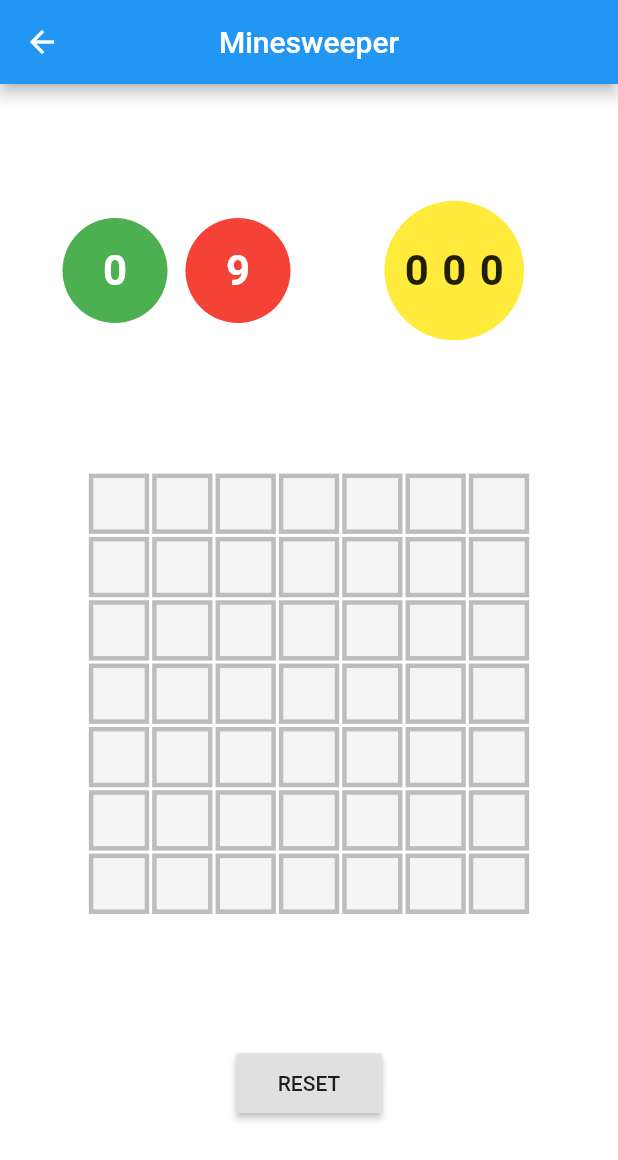
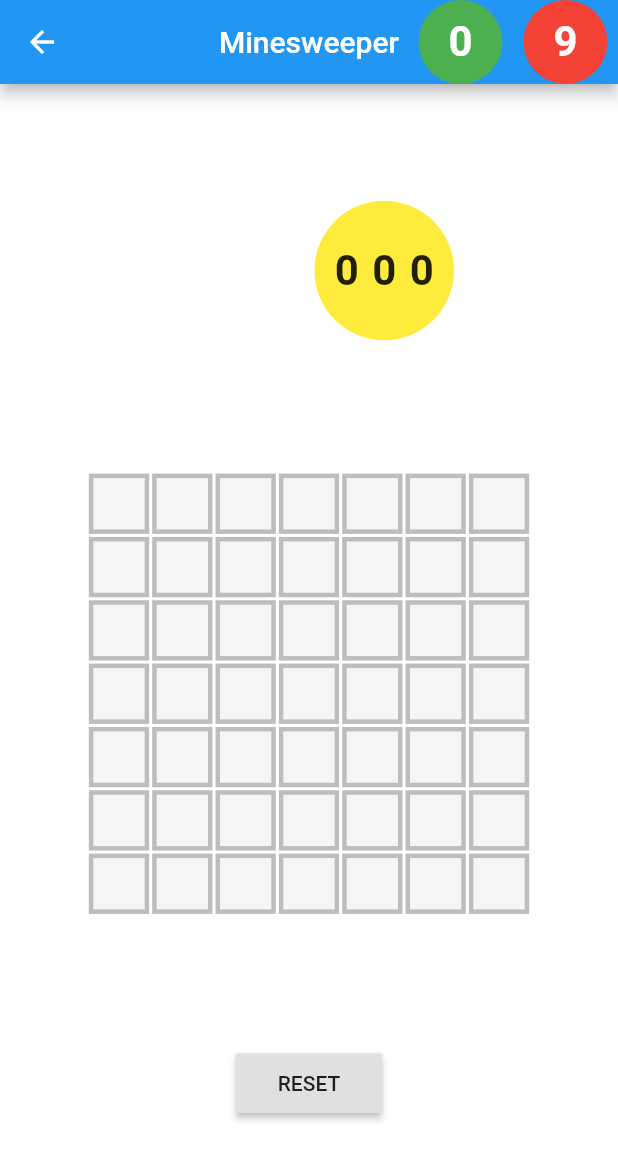
Before and after one commit to tarentotechnologies-flutter/MineSweeper, a Flutter app: the screen it shows after launch, after a tap on the "play circle filled" icon, on a phone screen of 412 x 824 dp. Shown: the top 1160 px of the screen. Run offline on Flutter 3.47's test engine with Material 2 defaults, Android fonts, the phone set to English and light mode, and no system bars; our stand-ins replace package_info, toast; missing offline and left inert: flutter_share_me.

Commit message:
Icon added

```diff
--- a/lib/pages/Splashscreen.dart
+++ b/lib/pages/Splashscreen.dart
@@ -64,7 +64,7 @@ class _SplashScreenState extends State<SplashScreen> {
             child:Column(
               children: <Widget>[
                 _infoTile('App version', _packageInfo.version),
-                _infoTile('Provided by','Tarento Technologies',style: TextStyle(
+                _infoTile('Powered by:','Tarento Technologies',style: TextStyle(
                   color: Colors.black,
                   fontWeight: FontWeight.w400,
                   fontFamily: 'Roboto',
--- a/lib/widget/game_board.dart
+++ b/lib/widget/game_board.dart
@@ -14,14 +14,13 @@ enum GameResult { WON, LOST, TIME_LIMIT_EXCEEDED }
 class GameBoard extends StatefulWidget {
   var Level;
 
-  GameBoard({Key key,  this.Level}) : super(key: key);
+  GameBoard({Key key, this.Level}) : super(key: key);
   @override
   _GameBoardState createState() => _GameBoardState();
 }
 
 class _GameBoardState extends State<GameBoard> {
   var Level;
-
 
   final int timeLimit = 999;
 
@@ -91,31 +90,32 @@ class _GameBoardState extends State<GameBoard> {
   @override
   void initState() {
     print(widget.Level);
-    switch(widget.Level) {
-      case "Easy": {
+    switch (widget.Level) {
+      case "Easy":
+        {
           numOfRows = 5;
           numOfColumns = 5;
           numOfMines = 7;
-
         }
         break;
 
-      case "Medium": {
+      case "Medium":
+        {
           numOfRows = 7;
           numOfColumns = 7;
           numOfMines = 9;
-
         }
         break;
 
-      case "Hard": {
+      case "Hard":
+        {
           numOfRows = 9;
           numOfColumns = 9;
           numOfMines = 14;
-
         }
         break;
-      default: {
+      default:
+        {
           numOfRows = 9;
           numOfColumns = 9;
           numOfMines = 14;
@@ -124,7 +124,6 @@ class _GameBoardState extends State<GameBoard> {
     }
     resetBoard();
     super.initState();
-
   }
 
   Widget _buildBoard() {
@@ -200,12 +199,10 @@ class _GameBoardState extends State<GameBoard> {
         isUserAlive = false;
         _stopGameTimer();
         final overlay = Overlay.of(context);
-          WidgetsBinding.instance.addPostFrameCallback((_) => overlay.insert( _showGameStatusDialog(GameResult.WON)));
-
+        WidgetsBinding.instance.addPostFrameCallback(
+            (_) => overlay.insert(_showGameStatusDialog(GameResult.WON)));
       }
     }
-
-
 
     return Container(
       padding: const EdgeInsets.all(10.0),
@@ -223,10 +220,11 @@ class _GameBoardState extends State<GameBoard> {
     return Scaffold(
         appBar: AppBar(
           centerTitle: true,
+//          leading: _buildTimerWidget(timeElapsed),
           title: Text("Minesweeper"),
           actions: <Widget>[
-//            LeaderboardIcon(),
-//            ProfileIcon(),
+            _buildMinesFoundCountWidget(),
+            _buildTotalMineCountWidget(),
           ],
         ),
         resizeToAvoidBottomPadding: false,
@@ -240,9 +238,9 @@ class _GameBoardState extends State<GameBoard> {
                 children: <Widget>[
                   Row(
                     children: <Widget>[
-                      _buildMinesFoundCountWidget(),
+//                      _buildMinesFoundCountWidget(),
                       SizedBox(width: 12.0),
-                      _buildTotalMineCountWidget(),
+//                      _buildTotalMineCountWidget(),
                     ],
                   ),
                   _buildTimerWidget(timeElapsed),
@@ -254,7 +252,6 @@ class _GameBoardState extends State<GameBoard> {
           ),
         ));
   }
-
 
   /*
   Check if the tile tapped lies inside the board or not. This is needed so that
@@ -372,6 +369,7 @@ class _GameBoardState extends State<GameBoard> {
       }
     });
   }
+
   _buildTimerWidget(int timeElapsed) {
     int unitsDigit = timeElapsed % 10;
     int hundredsDigit = timeElapsed ~/ 100;
@@ -381,7 +379,8 @@ class _GameBoardState extends State<GameBoard> {
       _stopGameTimer();
       isUserAlive = false;
       final overlay = Overlay.of(context);
-      WidgetsBinding.instance.addPostFrameCallback((_) => overlay.insert( _showGameStatusDialog(GameResult.TIME_LIMIT_EXCEEDED)));
+      WidgetsBinding.instance.addPostFrameCallback((_) => overlay
+          .insert(_showGameStatusDialog(GameResult.TIME_LIMIT_EXCEEDED)));
 //      _showGameStatusDialog(GameResult.TIME_LIMIT_EXCEEDED);
     }
 
@@ -461,8 +460,7 @@ class _GameBoardState extends State<GameBoard> {
     );
   }
 
-
-  _showGameStatusDialog(gameResult) async  {
+  _showGameStatusDialog(gameResult) async {
     print(gameResult);
     await showDialog(
         context: context,
@@ -472,7 +470,6 @@ class _GameBoardState extends State<GameBoard> {
   }
 
   _gameStatusDialog(gameResult) {
-
     int timeElasped = stopwatch.elapsedMilliseconds ~/ 1000;
     String resultText = "You lose in $timeElasped Sec";
     switch (gameResult) {
```
Also changed, not shown: pubspec.yaml (+6 -1 lines), pubspec.lock, 16 other files. Lines whose indentation alone changed are shown as unchanged.
